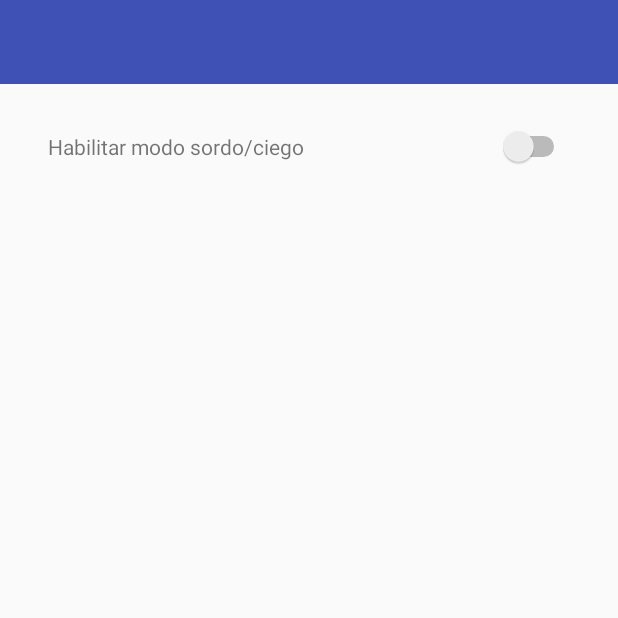
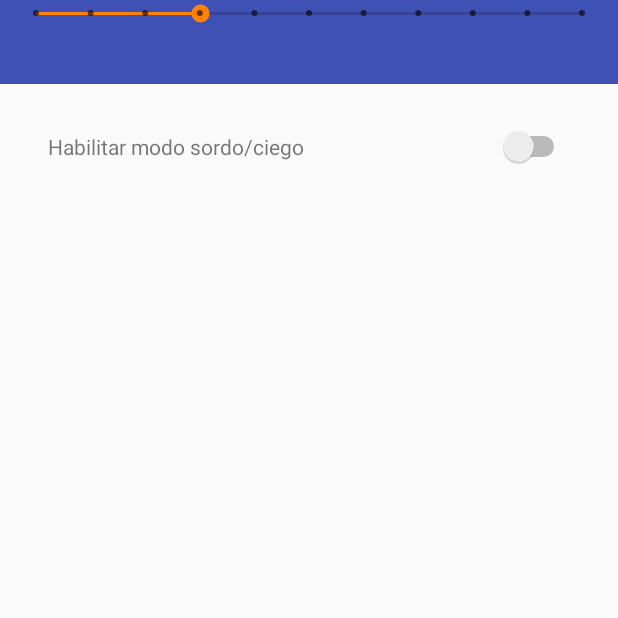
Before and after one commit to limonultra/bsb_october, an Android app: the Settings screen opened directly, with no data from a screen before it, on a phone screen of 412 x 824 dp, the top half of it. Run offline under Robolectric (Android 15) with nearby library versions, the phone set to English and light mode, and no system bars.

Commit message:
Merge branch 'master' of /Users/raulgarcia/Desktop/androidMVP/bsb_october with conflicts.

```diff
--- a/app/src/main/java/com/example/miau/mvp30/Room.java
+++ b/app/src/main/java/com/example/miau/mvp30/Room.java
@@ -43,6 +43,7 @@ public class Room extends AppCompatActivity implements RecognitionListener {
     private static Queue<String> recordingQueue = new LinkedList<>();
     private static String fullRecord = "";
     private static boolean responseReceived = true;
+    private static boolean isPausePressed = false;
     private String response;
 
     private static boolean chronoState = false;
--- a/app/src/main/java/com/example/miau/mvp30/Settings.kt
+++ b/app/src/main/java/com/example/miau/mvp30/Settings.kt
@@ -13,8 +13,4 @@ class Settings : AppCompatActivity() {
 
 
     }
-
-
-
-
 }
--- a/app/src/main/res/layout/activity_settings.xml
+++ b/app/src/main/res/layout/activity_settings.xml
@@ -18,7 +18,7 @@
         app:layout_constraintTop_toTopOf="parent" />
 
     <Switch
-        android:id="@+id/ciegos_mode"
+        android:id="@+id/switch1"
         android:layout_width="wrap_content"
         android:layout_height="wrap_content"
         android:layout_marginEnd="32dp"
@@ -36,4 +36,17 @@
         app:layout_constraintStart_toStartOf="parent"
         app:layout_constraintTop_toBottomOf="@+id/toolbar2" />
 
+    <SeekBar
+        android:id="@+id/seekBar2"
+        style="@style/Widget.AppCompat.SeekBar.Discrete"
+        android:layout_width="0dp"
+        android:layout_height="wrap_content"
+        android:layout_marginEnd="8dp"
+        android:layout_marginStart="8dp"
+        android:max="10"
+        android:progress="3"
+        app:layout_constraintEnd_toEndOf="parent"
+        app:layout_constraintHorizontal_bias="1.0"
+        app:layout_constraintStart_toStartOf="parent"
+        tools:layout_editor_absoluteY="318dp" />
 </android.support.constraint.ConstraintLayout>
```
